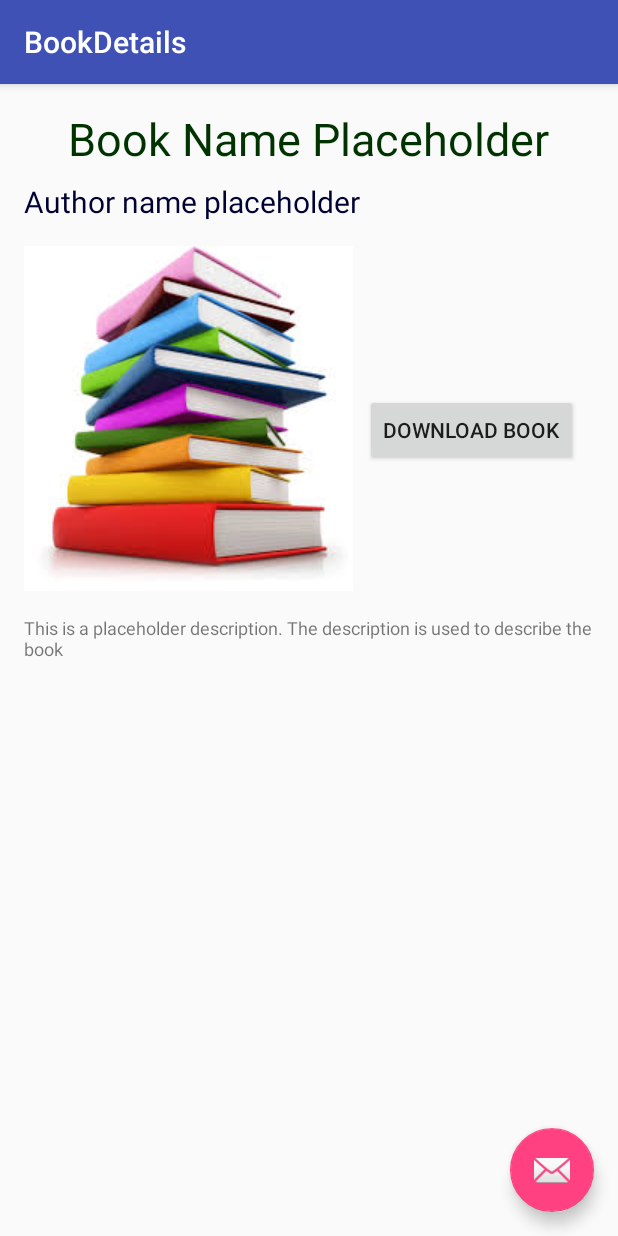
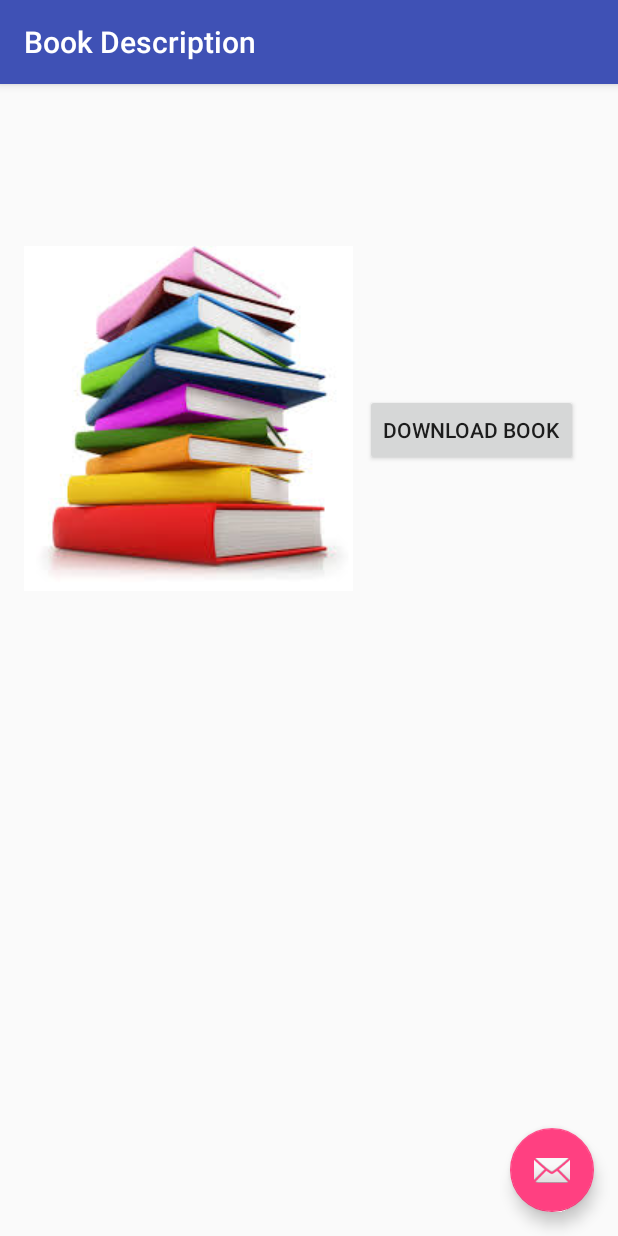
Before and after one commit to GoodDeeds/BookbayApp, an Android app: the BookDetails screen opened directly, with no data from a screen before it, on a phone screen of 412 x 824 dp. Run offline under Robolectric (Android 15) with nearby library versions, the phone set to English and light mode, and no system bars; 1 statement that could not run was skipped.

Commit message:
added icon, changed xml, removed unnecessary comments

```diff
--- a/app/src/main/res/layout/book_list_text_view.xml
+++ b/app/src/main/res/layout/book_list_text_view.xml
@@ -6,5 +6,9 @@
         android:id="@+id/book_list_text_view_text_view"
         android:layout_width="wrap_content"
         android:layout_height="wrap_content"
+        android:paddingTop="8dp"
+        android:paddingBottom="8dp"
+        android:paddingLeft="8dp"
+        android:paddingRight="8dp"
 
         />
--- a/app/src/main/res/layout/content_book_details.xml
+++ b/app/src/main/res/layout/content_book_details.xml
@@ -23,10 +23,9 @@
         android:id="@+id/book_name_view"
         android:layout_width="wrap_content"
         android:layout_height="wrap_content"
-        android:text="Book Name Placeholder"
+        android:text=""
         android:textSize="30sp"
         android:textColor="#003300"
-        android:layout_centerHorizontal="true"
         android:layout_marginBottom="8dp"
         />
     <TextView
@@ -34,7 +33,7 @@
         android:layout_width="wrap_content"
         android:layout_height="wrap_content"
         android:layout_below="@id/book_name_view"
-        android:text="Author name placeholder"
+        android:text=""
         android:textSize="20sp"
         android:textColor="#000033"
         android:layout_marginBottom="16dp"/>
@@ -66,7 +65,7 @@
         android:id="@+id/book_description"
         android:layout_width="wrap_content"
         android:layout_height="wrap_content"
-        android:text="This is a placeholder description. The description is used to describe the book"
+        android:text=""
         android:layout_below="@id/imagebutton_layout"
         android:textSize="12sp"/>
 </RelativeLayout>
--- a/app/src/main/res/values/strings.xml
+++ b/app/src/main/res/values/strings.xml
@@ -1,5 +1,5 @@
 <resources>
     <string name="app_name">Bookbay</string>
     <string name="action_settings">Settings</string>
-    <string name="title_activity_book_details">BookDetails</string>
+    <string name="title_activity_book_details">Book Description</string>
 </resources>
```
Also changed, not shown: app/src/main/java/in/co/iith/lib/bookbay/BookDetails.java (+2 -206 lines), app/src/main/java/in/co/iith/lib/bookbay/BookDisplay.java (+3 -5 lines), app/src/main/ic_launcher-web.png (added), app/src/main/res/mipmap-hdpi/ic_launcher.png, app/src/main/res/mipmap-mdpi/ic_launcher.png, app/src/main/res/mipmap-xhdpi/ic_launcher.png, app/src/main/res/mipmap-xxhdpi/ic_launcher.png, app/src/main/res/mipmap-xxxhdpi/ic_launcher.png.
